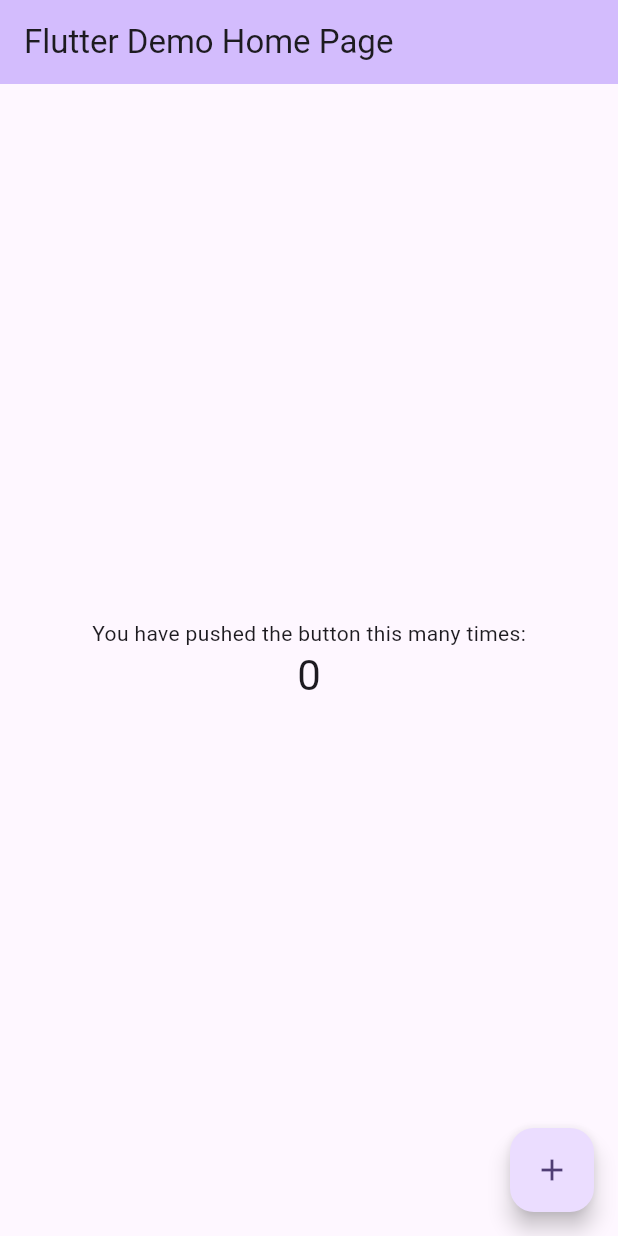
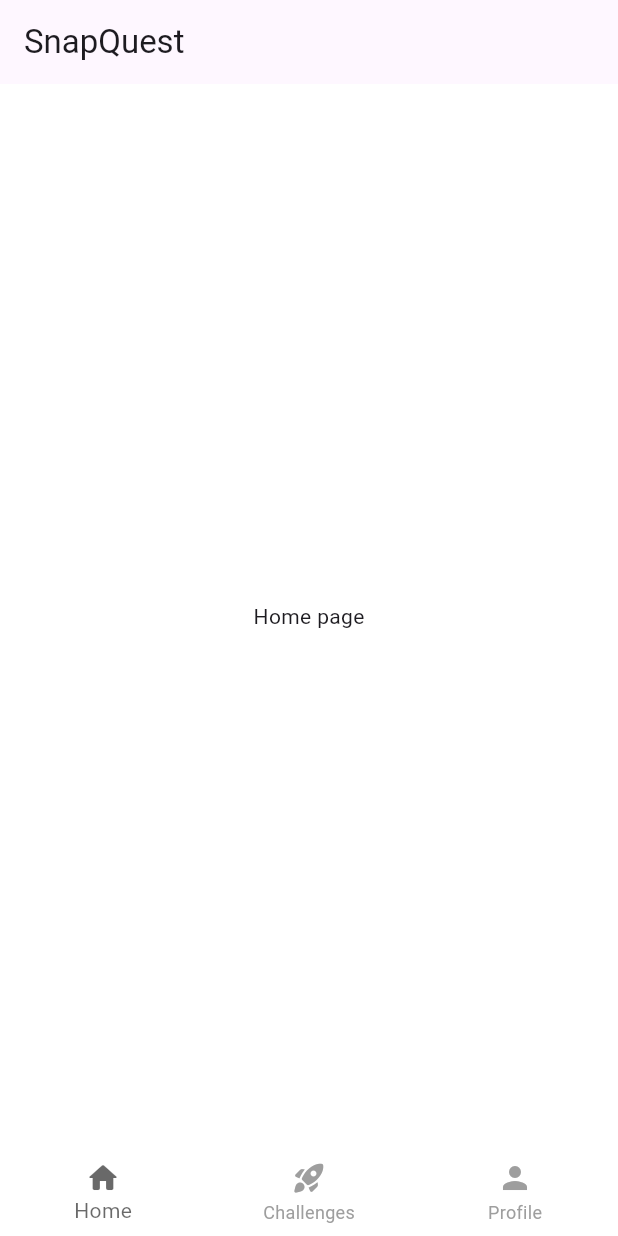
Before and after one commit to Vedant62/snap-quest, a Flutter app: the screen it shows after launch, on a phone screen of 412 x 824 dp. Run offline on Flutter 3.47's test engine with Material 3 defaults, Android fonts, the light colour scheme and no system bars.

Commit message:
init commit

```diff
--- a/lib/main.dart
+++ b/lib/main.dart
@@ -1,125 +1,17 @@
 import 'package:flutter/material.dart';
+import 'package:snapquest/screens/home.dart';
 
-void main() {
-  runApp(const MyApp());
+void main(){
+  runApp(MyApp());
 }
-
 class MyApp extends StatelessWidget {
   const MyApp({super.key});
 
-  // This widget is the root of your application.
   @override
   Widget build(BuildContext context) {
-    return MaterialApp(
-      title: 'Flutter Demo',
-      theme: ThemeData(
-        // This is the theme of your application.
-        //
-        // TRY THIS: Try running your application with "flutter run". You'll see
-        // the application has a purple toolbar. Then, without quitting the app,
-        // try changing the seedColor in the colorScheme below to Colors.green
-        // and then invoke "hot reload" (save your changes or press the "hot
-        // reload" button in a Flutter-supported IDE, or press "r" if you used
-        // the command line to start the app).
-        //
-        // Notice that the counter didn't reset back to zero; the application
-        // state is not lost during the reload. To reset the state, use hot
-        // restart instead.
-        //
-        // This works for code too, not just values: Most code changes can be
-        // tested with just a hot reload.
-        colorScheme: ColorScheme.fromSeed(seedColor: Colors.deepPurple),
-        useMaterial3: true,
-      ),
-      home: const MyHomePage(title: 'Flutter Demo Home Page'),
-    );
+    return const MaterialApp(
+      debugShowCheckedModeBanner: false,
+      home: Home(),
+    ) ;
   }
 }
-
-class MyHomePage extends StatefulWidget {
-  const MyHomePage({super.key, required this.title});
-
-  // This widget is the home page of your application. It is stateful, meaning
-  // that it has a State object (defined below) that contains fields that affect
-  // how it looks.
-
-  // This class is the configuration for the state. It holds the values (in this
-  // case the title) provided by the parent (in this case the App widget) and
-  // used by the build method of the State. Fields in a Widget subclass are
-  // always marked "final".
-
-  final String title;
-
-  @override
-  State<MyHomePage> createState() => _MyHomePageState();
-}
-
-class _MyHomePageState extends State<MyHomePage> {
-  int _counter = 0;
-
-  void _incrementCounter() {
-    setState(() {
-      // This call to setState tells the Flutter framework that something has
-      // changed in this State, which causes it to rerun the build method below
-      // so that the display can reflect the updated values. If we changed
-      // _counter without calling setState(), then the build method would not be
-      // called again, and so nothing would appear to happen.
-      _counter++;
-    });
-  }
-
-  @override
-  Widget build(BuildContext context) {
-    // This method is rerun every time setState is called, for instance as done
-    // by the _incrementCounter method above.
-    //
-    // The Flutter framework has been optimized to make rerunning build methods
-    // fast, so that you can just rebuild anything that needs updating rather
-    // than having to individually change instances of widgets.
-    return Scaffold(
-      appBar: AppBar(
-        // TRY THIS: Try changing the color here to a specific color (to
-        // Colors.amber, perhaps?) and trigger a hot reload to see the AppBar
-        // change color while the other colors stay the same.
-        backgroundColor: Theme.of(context).colorScheme.inversePrimary,
-        // Here we take the value from the MyHomePage object that was created by
-        // the App.build method, and use it to set our appbar title.
-        title: Text(widget.title),
-      ),
-      body: Center(
-        // Center is a layout widget. It takes a single child and positions it
-        // in the middle of the parent.
-        child: Column(
-          // Column is also a layout widget. It takes a list of children and
-          // arranges them vertically. By default, it sizes itself to fit its
-          // children horizontally, and tries to be as tall as its parent.
-          //
-          // Column has various properties to control how it sizes itself and
-          // how it positions its children. Here we use mainAxisAlignment to
-          // center the children vertically; the main axis here is the vertical
-          // axis because Columns are vertical (the cross axis would be
-          // horizontal).
-          //
-          // TRY THIS: Invoke "debug painting" (choose the "Toggle Debug Paint"
-          // action in the IDE, or press "p" in the console), to see the
-          // wireframe for each widget.
-          mainAxisAlignment: MainAxisAlignment.center,
-          children: <Widget>[
-            const Text(
-              'You have pushed the button this many times:',
-            ),
-            Text(
-              '$_counter',
-              style: Theme.of(context).textTheme.headlineMedium,
-            ),
-          ],
-        ),
-      ),
-      floatingActionButton: FloatingActionButton(
-        onPressed: _incrementCounter,
-        tooltip: 'Increment',
-        child: const Icon(Icons.add),
-      ), // This trailing comma makes auto-formatting nicer for build methods.
-    );
-  }
-}
--- /dev/null
+++ b/lib/screens/home.dart
@@ -0,0 +1,30 @@
+import 'package:flutter/material.dart';
+
+class Home extends StatelessWidget {
+  const Home({super.key});
+
+  @override
+  Widget build(BuildContext context) {
+    return Scaffold(
+      appBar: AppBar(
+        elevation: 0,
+        title: Text('SnapQuest'),
+      ),
+      backgroundColor: Colors.white,
+      body: Center(
+        child: Text('Home page'),
+      ),
+      bottomNavigationBar: BottomNavigationBar(
+        elevation: 0,
+        backgroundColor: Colors.white,
+        selectedItemColor: Colors.black.withAlpha(150),
+        unselectedItemColor: Colors.grey,
+        items: [
+          BottomNavigationBarItem(icon: Icon(Icons.home_rounded), label: 'Home'),
+          BottomNavigationBarItem(icon: Icon(Icons.rocket_launch_rounded), label: 'Challenges'),
+          BottomNavigationBarItem(icon: Icon(Icons.person), label: 'Profile')
+        ],
+      ),
+    );
+  }
+}
```
